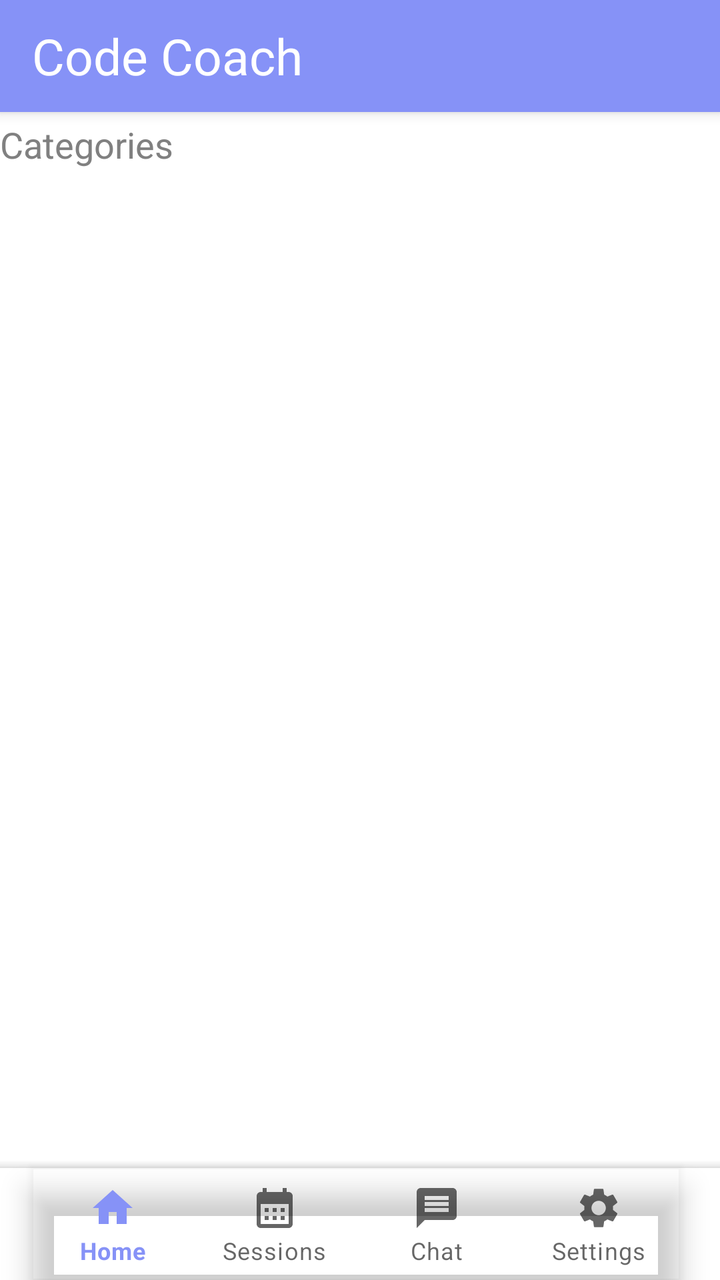
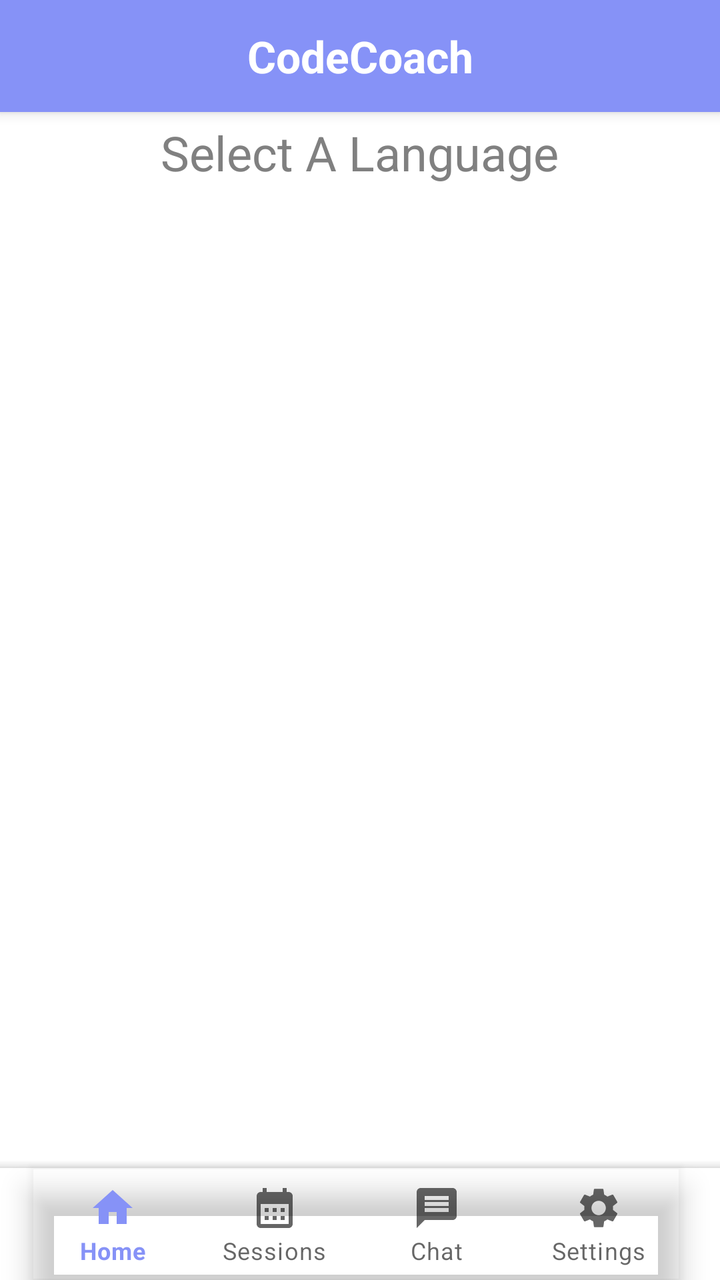

Screens rendered from an Android XML layout before and after an edit, with the pre-edit source and the edit as a unified diff.
<!-- AndroidManifest.xml: application theme Theme.CC -->
<!-- res/layout/activity_student_home.xml -->
<?xml version="1.0" encoding="utf-8"?>
<androidx.coordinatorlayout.widget.CoordinatorLayout
    xmlns:android="http://schemas.android.com/apk/res/android"
    xmlns:app="http://schemas.android.com/apk/res-auto"
    xmlns:tools="http://schemas.android.com/tools"
    android:layout_width="match_parent"
    android:layout_height="match_parent"
    android:background="@color/white"
    tools:context=".StudentHomeActivity">

    <androidx.appcompat.widget.Toolbar
        android:id="@+id/topToolbar"
        android:layout_width="match_parent"
        android:layout_height="wrap_content"
        android:background="@color/lavender"
        app:contentInsetStartWithNavigation="0dp"
        android:elevation="4dp"
        android:theme="@style/ThemeOverlay.AppCompat.ActionBar">

        <TextView
            android:id="@+id/toolbarTitle"
            android:layout_width="wrap_content"
            android:layout_height="wrap_content"
            android:layout_gravity="center_vertical"
            android:text="Code Coach"
            android:textColor="@color/white"
            android:textSize="25sp"
            android:layout_marginStart="16dp"/>
    </androidx.appcompat.widget.Toolbar>

    <TextView
        android:id="@+id/subTitleTextView"
        android:layout_width="wrap_content"
        android:layout_height="wrap_content"
        android:layout_marginTop="60dp"
        android:text="Categories"
        android:textColor="@color/grey"
        android:textSize="18sp"/>

    <FrameLayout
        android:layout_width="match_parent"
        android:layout_height="match_parent"
        android:id="@+id/frame_layout">

        <ListView
            android:id="@+id/listView"
            android:layout_width="wrap_content"
            android:layout_height="640dp"
            android:layout_gravity="bottom"
            android:layout_marginLeft="16dp"
            android:layout_marginRight="16dp"
            android:layout_weight="1"
            android:clipToPadding="false"
            android:divider="@android:color/transparent"
            android:dividerHeight="16dp"
            android:elevation="8dp"
            android:padding="8dp"
            app:layout_anchor="@+id/frame_layout"
            app:layout_anchorGravity="center" />
    </FrameLayout>

    <com.google.android.material.bottomappbar.BottomAppBar
        android:layout_width="match_parent"
        android:layout_height="wrap_content"
        android:id="@+id/bottomAppBar"
        android:layout_gravity="bottom"
        android:background="@color/white"
        app:fabCradleMargin="10dp"
        app:fabCradleRoundedCornerRadius="50dp">

        <com.google.android.material.bottomnavigation.BottomNavigationView
            android:layout_width="wrap_content"
            android:layout_height="wrap_content"
            android:id="@+id/bottomNavigationView"
            android:layout_marginEnd="20dp"
            app:labelVisibilityMode="labeled"
            android:background="@android:color/transparent"
            app:menu="@menu/bottom_menu"/>

    </com.google.android.material.bottomappbar.BottomAppBar>

</androidx.coordinatorlayout.widget.CoordinatorLayout>
<!-- resources referenced by this layout -->
<resources>
  <color name="grey">#808080</color>
  <color name="lavender">#8692f7</color>
  <color name="white">#FFFFFFFF</color>
  <style name="Theme.CC" parent="Base.Theme.CC" />
  <style name="Base.Theme.CC" parent="Theme.MaterialComponents.DayNight.NoActionBar">
          
          <item name="colorPrimary">@color/lavender</item>
          <item name="colorPrimaryVariant">@color/lavender</item>
          <item name="colorOnPrimary">@color/white</item>
          
          <item name="colorSecondary">@color/teal_200</item>
          <item name="colorSecondaryVariant">@color/teal_700</item>
          <item name="colorOnSecondary">@color/black</item>
          
          <item name="android:statusBarColor">?attr/colorPrimaryVariant</item>
          
          
      </style>
  <color name="teal_200">#FF03DAC5</color>
  <color name="teal_700">#FF018786</color>
  <color name="black">#FF000000</color>
</resources>

<!-- the commit's change to res/layout/activity_student_home.xml (unified diff, before → after) -->
@@ -8,24 +8,23 @@
     android:background="@color/white"
     tools:context=".StudentHomeActivity">
 
+    
     <androidx.appcompat.widget.Toolbar
-        android:id="@+id/topToolbar"
+        android:id="@+id/top_bar"
         android:layout_width="match_parent"
         android:layout_height="wrap_content"
-        android:background="@color/lavender"
-        app:contentInsetStartWithNavigation="0dp"
-        android:elevation="4dp"
-        android:theme="@style/ThemeOverlay.AppCompat.ActionBar">
+        android:background="?attr/colorPrimary"
+        android:elevation="4dp">
 
         <TextView
-            android:id="@+id/toolbarTitle"
+            android:id="@+id/top_bar_title"
             android:layout_width="wrap_content"
             android:layout_height="wrap_content"
-            android:layout_gravity="center_vertical"
-            android:text="Code Coach"
-            android:textColor="@color/white"
-            android:textSize="25sp"
-            android:layout_marginStart="16dp"/>
+            android:layout_gravity="center"
+            android:text="CodeCoach"
+            android:textColor="@android:color/white"
+            android:textSize="22sp"
+            android:textStyle="bold" />
     </androidx.appcompat.widget.Toolbar>
 
     <TextView
@@ -33,14 +32,15 @@
         android:layout_width="wrap_content"
         android:layout_height="wrap_content"
         android:layout_marginTop="60dp"
-        android:text="Categories"
+        android:text="Select A Language"
+        android:layout_gravity="center_horizontal"
         android:textColor="@color/grey"
-        android:textSize="18sp"/>
+        android:textSize="24sp"/>
 
     <FrameLayout
+        android:id="@+id/frame_layout"
         android:layout_width="match_parent"
-        android:layout_height="match_parent"
-        android:id="@+id/frame_layout">
+        android:layout_height="match_parent">
 
         <ListView
             android:id="@+id/listView"
@@ -49,34 +49,32 @@
             android:layout_gravity="bottom"
             android:layout_marginLeft="16dp"
             android:layout_marginRight="16dp"
-            android:layout_weight="1"
             android:clipToPadding="false"
             android:divider="@android:color/transparent"
             android:dividerHeight="16dp"
             android:elevation="8dp"
             android:padding="8dp"
-            app:layout_anchor="@+id/frame_layout"
+            app:layout_anchor="@id/frame_layout"
             app:layout_anchorGravity="center" />
     </FrameLayout>
 
     <com.google.android.material.bottomappbar.BottomAppBar
+        android:id="@+id/bottomAppBar"
         android:layout_width="match_parent"
         android:layout_height="wrap_content"
-        android:id="@+id/bottomAppBar"
         android:layout_gravity="bottom"
         android:background="@color/white"
         app:fabCradleMargin="10dp"
         app:fabCradleRoundedCornerRadius="50dp">
 
         <com.google.android.material.bottomnavigation.BottomNavigationView
+            android:id="@+id/bottomNavigationView"
             android:layout_width="wrap_content"
             android:layout_height="wrap_content"
-            android:id="@+id/bottomNavigationView"
             android:layout_marginEnd="20dp"
+            android:background="@android:color/transparent"
             app:labelVisibilityMode="labeled"
-            android:background="@android:color/transparent"
-            app:menu="@menu/bottom_menu"/>
-
+            app:menu="@menu/bottom_menu" />
     </com.google.android.material.bottomappbar.BottomAppBar>
 
 </androidx.coordinatorlayout.widget.CoordinatorLayout>
